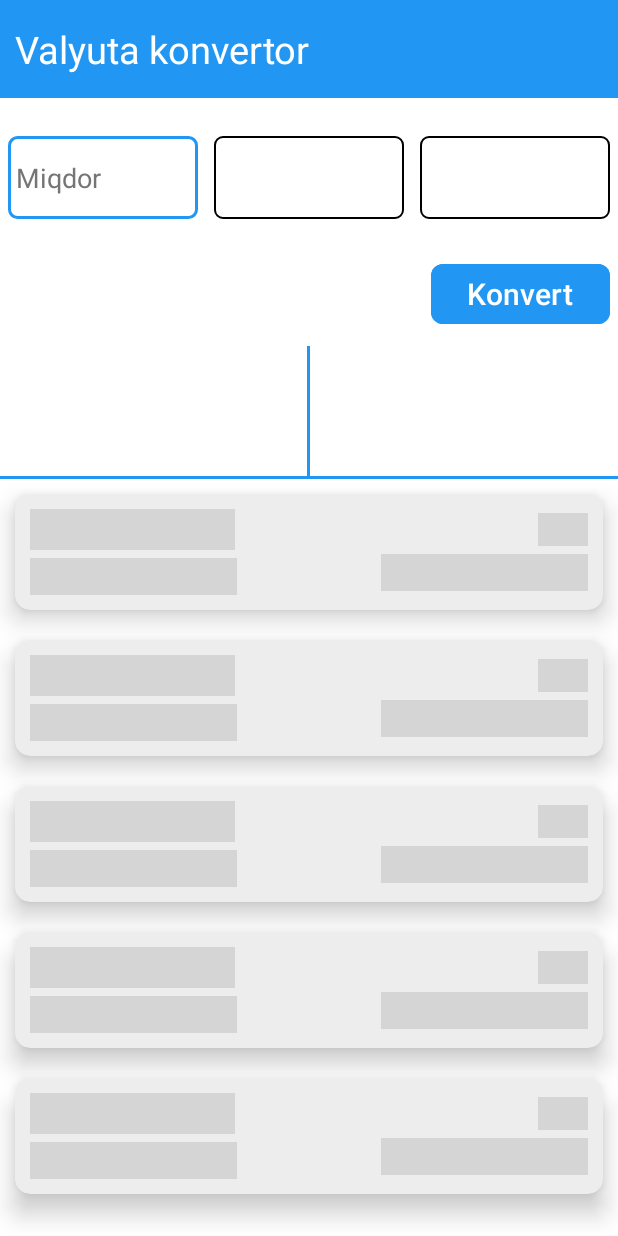
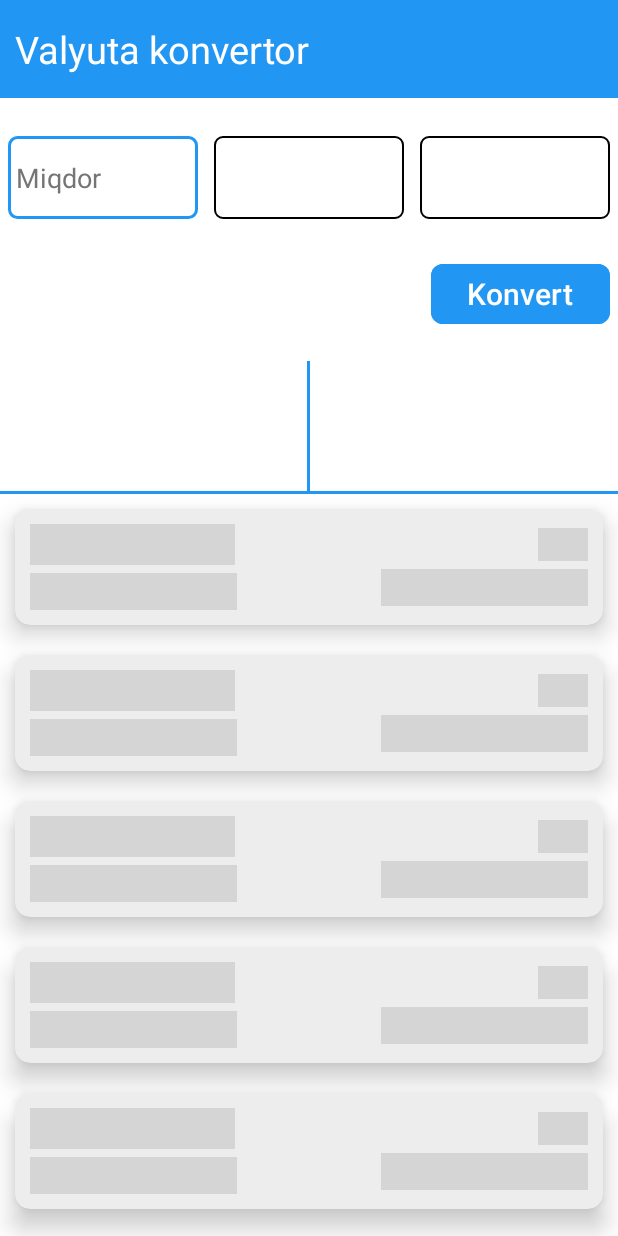
Before and after one commit to Ilmiddin1701/Currency-Converter, an Android app: the screen it shows after launch (MainActivity), on a phone screen of 412 x 824 dp. Run offline under Robolectric (Android 15) with nearby library versions, the light colour scheme and no system bars; our stand-ins replace Shimmer, Volley.

Commit message:
currency converter

```diff
--- a/app/src/main/java/com/example/valutaconverterapp/MainActivity.kt
+++ b/app/src/main/java/com/example/valutaconverterapp/MainActivity.kt
@@ -138,7 +138,7 @@ class MainActivity : AppCompatActivity() {
                                 } else {
                                     Toast.makeText(
                                         this@MainActivity,
-                                        "Enter the amount!",
+                                        "Miqdorni kiriting!",
                                         Toast.LENGTH_SHORT
                                     ).show()
                                 }
--- a/app/src/main/res/layout/activity_main.xml
+++ b/app/src/main/res/layout/activity_main.xml
@@ -96,6 +96,7 @@
             android:layout_width="match_parent"
             android:layout_height="wrap_content"
             android:gravity="center"
+            android:layout_marginBottom="10dp"
             android:orientation="horizontal"
             android:padding="5dp">
 
```
